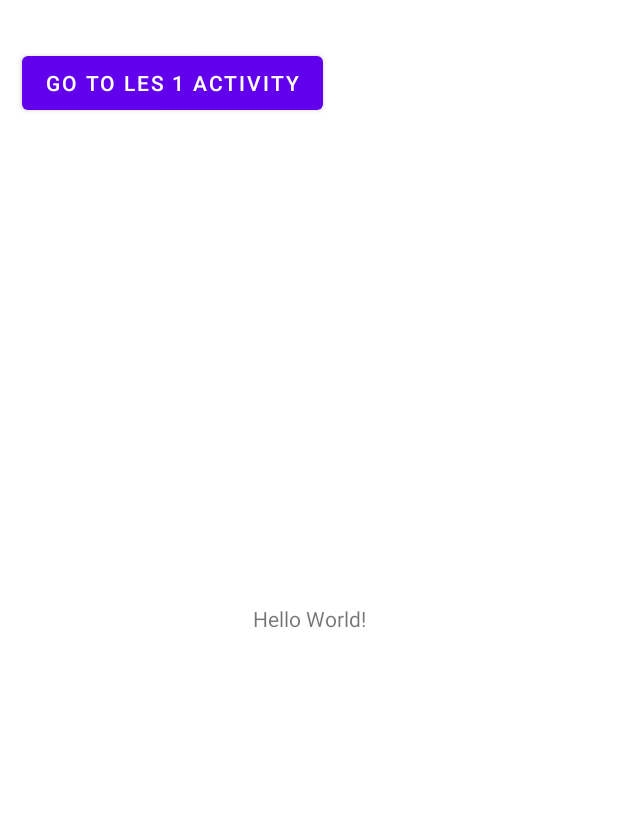
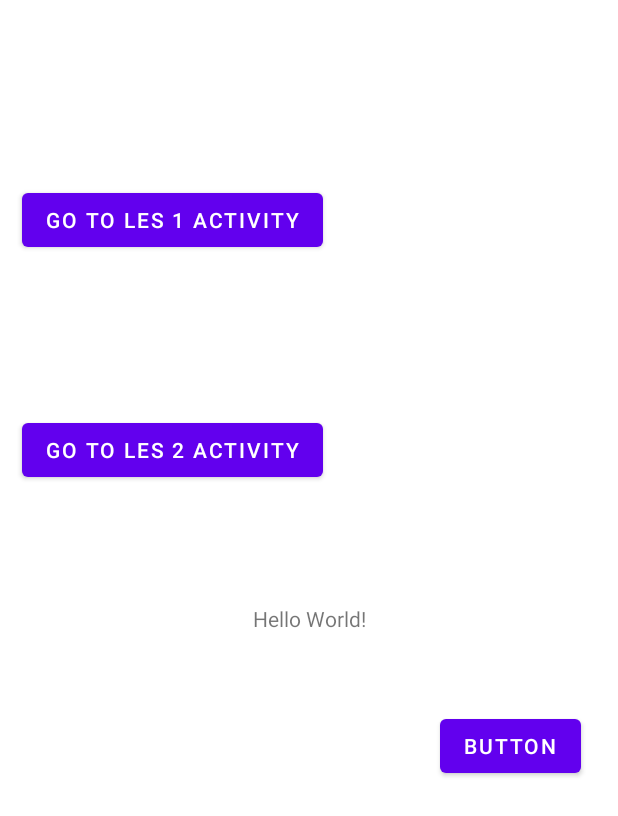
Before and after one commit to mjboere/IKPMD_2019_Les1, an Android app: the layout content_main.xml on its own in the app's theme, with its tools: preview values and no code run, on a phone screen of 412 x 824 dp. Shown: the top 816 px of the screen. Run offline under Robolectric (Android 15) with nearby library versions, the phone set to English and light mode, and no system bars.

Commit message:
Added code for les 2

```diff
--- a/app/src/main/res/layout/content_main.xml
+++ b/app/src/main/res/layout/content_main.xml
@@ -26,11 +26,41 @@
         android:layout_marginEnd="8dp"
         android:layout_marginBottom="8dp"
         android:text="@string/button_les1"
-        app:layout_constraintBottom_toBottomOf="parent"
+        app:layout_constraintBottom_toTopOf="@+id/button4"
         app:layout_constraintEnd_toEndOf="parent"
         app:layout_constraintHorizontal_bias="0.035"
         app:layout_constraintStart_toStartOf="parent"
         app:layout_constraintTop_toTopOf="parent"
-        app:layout_constraintVertical_bias="0.031" />
+        app:layout_constraintVertical_bias="0.542" />
+
+    <Button
+        android:id="@+id/button3"
+        android:layout_width="wrap_content"
+        android:layout_height="wrap_content"
+        android:layout_marginStart="8dp"
+        android:layout_marginTop="8dp"
+        android:layout_marginEnd="8dp"
+        android:layout_marginBottom="8dp"
+        android:onClick="michielsFunctie"
+        android:text="Button"
+        app:layout_constraintBottom_toBottomOf="parent"
+        app:layout_constraintEnd_toEndOf="parent"
+        app:layout_constraintHorizontal_bias="0.811"
+        app:layout_constraintStart_toEndOf="@+id/button"
+        app:layout_constraintTop_toBottomOf="@+id/button" />
+
+    <Button
+        android:id="@+id/button4"
+        android:layout_width="wrap_content"
+        android:layout_height="wrap_content"
+        android:layout_marginStart="8dp"
+        android:layout_marginEnd="8dp"
+        android:layout_marginBottom="500dp"
+        android:onClick="les2ActivityButtonClicked"
+        android:text="Go To Les 2 Activity"
+        app:layout_constraintBottom_toBottomOf="parent"
+        app:layout_constraintEnd_toEndOf="parent"
+        app:layout_constraintHorizontal_bias="0.035"
+        app:layout_constraintStart_toStartOf="parent" />
 
 </android.support.constraint.ConstraintLayout>
--- a/app/src/main/res/values/strings.xml
+++ b/app/src/main/res/values/strings.xml
@@ -2,6 +2,9 @@
     <string name="app_name">2019-College1</string>
     <string name="action_settings">Settings</string>
     <string name="title_activity_les1">Les1Activity</string>
+    <string name="michielsKnop">michielsFunctie</string>
     <string name="button_les1">Go to Les 1 Activity</string>
+    <string name="button_les2">Go to Les 2 Activity</string>
+
 
 </resources>
```
Also changed, not shown: app/src/main/java/boere/a2019_college1/Les1Activity.java (+25 -16 lines), app/src/main/java/boere/a2019_college1/Les2Activity.java (added, +60 -0 lines), app/src/main/java/boere/a2019_college1/MainActivity.java (+36 -0 lines), app/src/main/java/boere/a2019_college1/models/Authentication.java (added, +22 -0 lines), app/src/main/java/boere/a2019_college1/models/Car.java (added, +24 -0 lines), app/src/main/java/boere/a2019_college1/models/Course.java (added, +21 -0 lines), app/src/main/res/layout/activity_les2.xml (added, +9 -0 lines), app/src/main/res/layout/content_les1.xml (+13 -0 lines).
